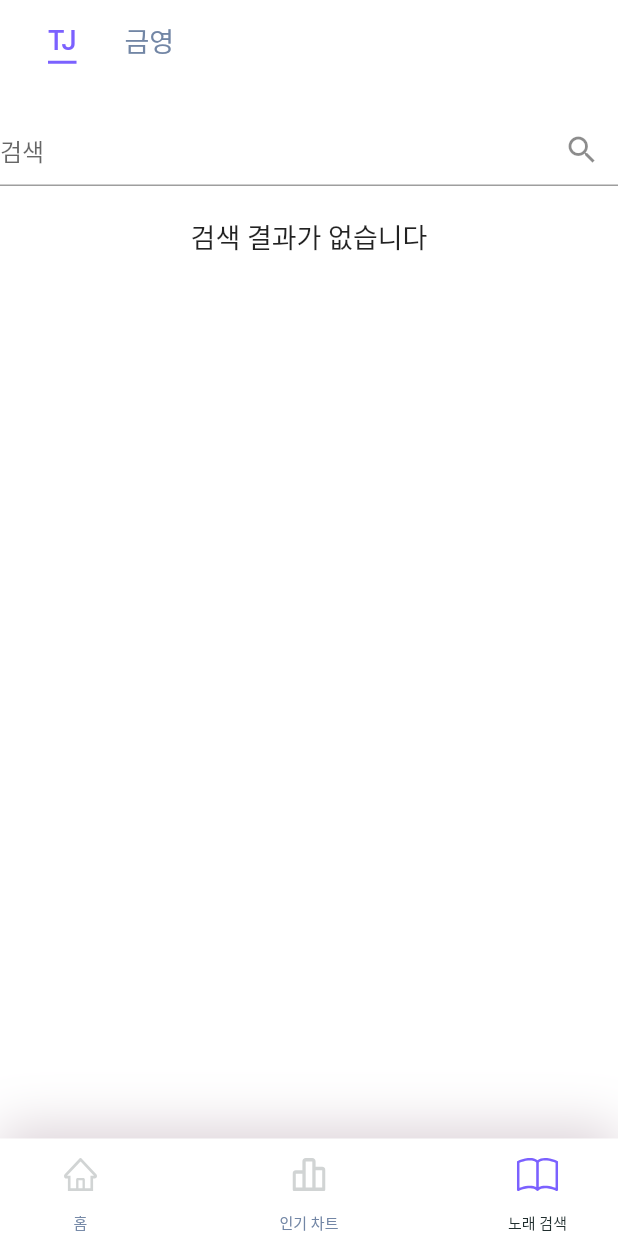
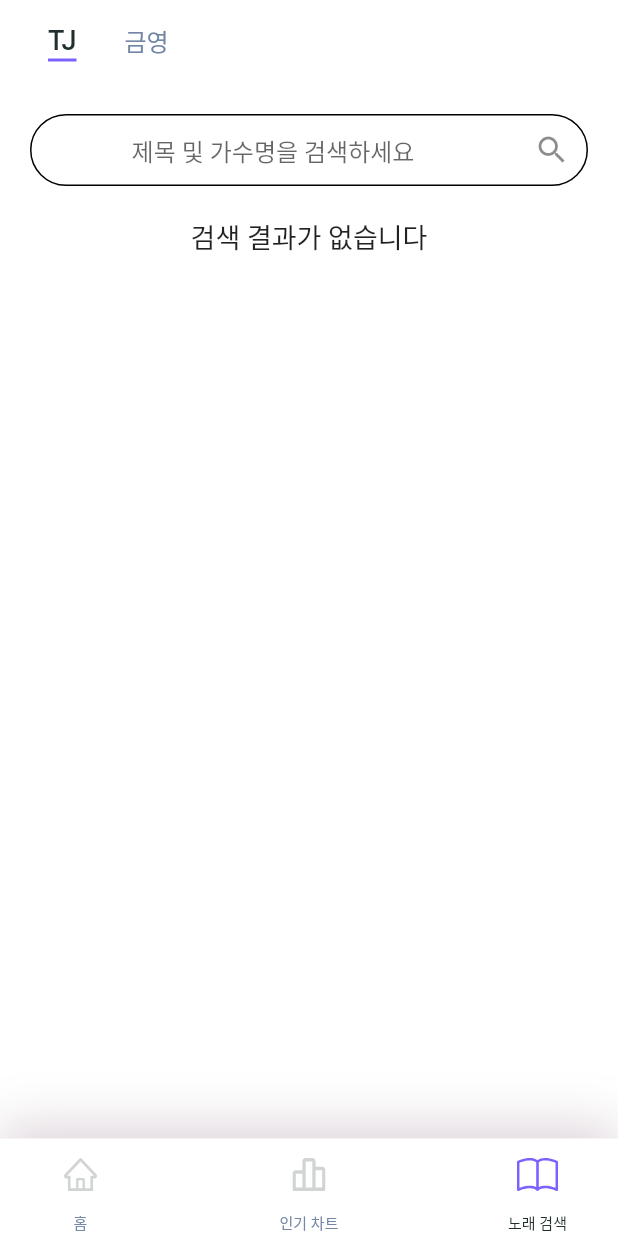
Before and after one commit to suheoon/conopot, a Flutter app: the screen it shows after launch, item 3 of the bottom bar chosen, on a phone screen of 412 x 824 dp. Run offline on Flutter 3.47's test engine with Material 2 defaults, Android fonts, the light colour scheme and no system bars; our stand-ins replace flutter_svg.

Commit message:
fix. provider error

```diff
--- a/lib/main.dart
+++ b/lib/main.dart
@@ -4,8 +4,7 @@ import 'package:conopot/screens/home/home_screen.dart';
 import 'package:flutter/material.dart';
 import 'package:provider/provider.dart';
 
-void main() async {
-  MusicSearchItemLists().init();
+void main() {
   runApp(const MyApp());
 }
 
--- a/lib/models/MusicSearchItemLists.dart
+++ b/lib/models/MusicSearchItemLists.dart
@@ -7,7 +7,9 @@ import 'package:flutter/services.dart';
 class MusicSearchItemLists extends ChangeNotifier {
   List<MusicSearchItem> foundItems = [];
   List<MusicSearchItem> results = [];
-  List<MusicSearchItem> tjSongList = [];
+  List<MusicSearchItem> tjSongList = [
+    MusicSearchItem(title: '123', singer: '123', songNumber: '123')
+  ];
   List<MusicSearchItem> kySongList = [];
 
   int tabIndex = 1; // TJ or 금영
@@ -20,6 +22,7 @@ class MusicSearchItemLists extends ChangeNotifier {
     return await rootBundle.loadString('assets/musics/musicbook_KY.txt');
   }
 
+  // 프로그램 실행 시, 노래방 책 List 초기화 (TJ, KY txt -> List)
   void init() async {
     String TJMusics = await getTJMusics();
     String KYMusics = await getKYMusics();
@@ -81,6 +84,7 @@ class MusicSearchItemLists extends ChangeNotifier {
     notifyListeners();
   }
 
+  // 검색 필터링 기능(일반검색)
   void runFilter(String enteredKeyword, int _tabIndex) {
     if (_tabIndex == 1) {
       //TJ
--- a/lib/screens/musicBook/musicBook.dart
+++ b/lib/screens/musicBook/musicBook.dart
@@ -1,14 +1,10 @@
+import 'dart:ui';
+
 import 'package:conopot/components/bottom_nav_bar.dart';
 import 'package:conopot/constants.dart';
-import 'package:conopot/models/MusicSearchItem.dart';
 import 'package:conopot/models/MusicSearchItemLists.dart';
 import 'package:conopot/size_config.dart';
 import 'package:flutter/material.dart';
-import 'package:flutter/services.dart';
-import 'package:flutter_svg/svg.dart';
-import 'dart:io';
-import 'package:path/path.dart' as p;
-import 'dart:convert';
 import 'dart:core';
 import 'package:provider/provider.dart';
 
@@ -16,7 +12,6 @@ class MusicBookScreen extends StatelessWidget {
   @override
   Widget build(BuildContext context) {
     SizeConfig().init(context);
-    MusicSearchItemLists().init();
     double widthSize = SizeConfig.screenWidth / 10;
 
     return Consumer<MusicSearchItemLists>(
@@ -44,7 +39,7 @@ class MusicBookScreen extends StatelessWidget {
                   'TJ',
                   style: TextStyle(
                     color: (musicList.tabIndex == 1)
-                        ? kPrimaryColor
+                        ? kTextColor
                         : kTextLightColor,
                     fontSize: 18,
                   ),
@@ -53,9 +48,9 @@ class MusicBookScreen extends StatelessWidget {
                   '금영',
                   style: TextStyle(
                     color: (musicList.tabIndex == 2)
-                        ? kPrimaryColor
+                        ? kTextColor
                         : kTextLightColor,
-                    fontSize: 18,
+                    fontSize: 16,
                   ),
                 ),
               ],
@@ -65,19 +60,7 @@ class MusicBookScreen extends StatelessWidget {
             children: [
               Column(
                 children: [
-                  SizedBox(
-                    height: 20,
-                  ),
-                  TextField(
-                    onChanged: (text) => {
-                      musicList.runFilter(text, 1),
-                    },
-                    decoration: InputDecoration(
-                        hintText: '검색', suffixIcon: Icon(Icons.search)),
-                  ),
-                  SizedBox(
-                    height: 20,
-                  ),
+                  SearchBar(musicList: musicList),
                   Expanded(
                     child: musicList.foundItems.isNotEmpty
                         ? ListView.builder(
@@ -88,8 +71,14 @@ class MusicBookScreen extends StatelessWidget {
                               child: ListTile(
                                 leading: Text(
                                   musicList.foundItems[index].songNumber,
+                                  style: TextStyle(
+                                    fontWeight: FontWeight.bold,
+                                  ),
+                                  textAlign: TextAlign.center,
                                 ),
-                                title: Text(musicList.foundItems[index].title),
+                                title: Text(
+                                  musicList.foundItems[index].title,
+                                ),
                                 subtitle:
                                     Text(musicList.foundItems[index].singer),
                               ),
@@ -104,19 +93,7 @@ class MusicBookScreen extends StatelessWidget {
               ),
               Column(
                 children: [
-                  SizedBox(
-                    height: 20,
-                  ),
-                  TextField(
-                    onChanged: (text) => {
-                      musicList.runFilter(text, 2),
-                    },
-                    decoration: InputDecoration(
-                        hintText: '검색', suffixIcon: Icon(Icons.search)),
-                  ),
-                  SizedBox(
-                    height: 20,
-                  ),
+                  SearchBar(musicList: musicList),
                   Expanded(
                     child: musicList.foundItems.isNotEmpty
                         ? ListView.builder(
@@ -149,3 +126,41 @@ class MusicBookScreen extends StatelessWidget {
     );
   }
 }
+
+class SearchBar extends StatelessWidget {
+  final MusicSearchItemLists musicList;
+
+  const SearchBar({required this.musicList});
+
+  @override
+  Widget build(BuildContext context) {
+    return Padding(
+      padding: EdgeInsets.all(20.0),
+      child: TextField(
+        onChanged: (text) => {
+          musicList.runFilter(text, musicList.tabIndex),
+        },
+        textAlign: TextAlign.center,
+        keyboardType: TextInputType.name,
+        decoration: InputDecoration(
+          hintText: '제목 및 가수명을 검색하세요',
+          contentPadding: EdgeInsets.all(0),
+          suffixIcon: Icon(Icons.search),
+          focusedBorder: OutlineInputBorder(
+            borderRadius: BorderRadius.all(Radius.circular(50.0)),
+            borderSide: BorderSide(
+              width: 1,
+              color: Color(0xFF7B61FF),
+            ),
+          ),
+          enabledBorder: OutlineInputBorder(
+            borderRadius: BorderRadius.all(Radius.circular(50.0)),
+          ),
+          border: OutlineInputBorder(
+            borderRadius: BorderRadius.all(Radius.circular(50.0)),
+          ),
+        ),
+      ),
+    );
+  }
+}
```
